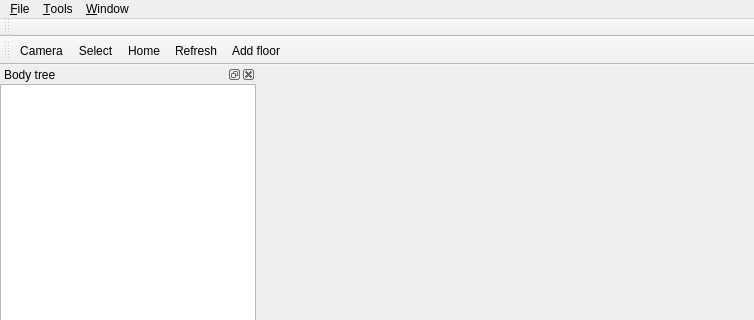
Before: the Qt Designer form include/hpp/gui/ui/mainwindow.ui in humanoid-path-planner/hpp-gui, drawn with Qt 5; both pictures show x 0 to 754 and y 0 to 320 of the 754 by 728 pixel window.
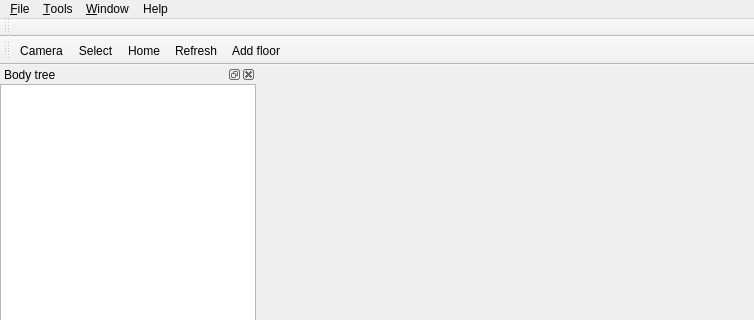
After: the same form once the commit is applied. Icons and pictures are not drawn.

Commit message: Add about dialog

The edit to the form file:
```diff
--- a/include/hpp/gui/ui/mainwindow.ui
+++ b/include/hpp/gui/ui/mainwindow.ui
@@ -67,9 +67,16 @@
     <addaction name="actionRefresh"/>
     <addaction name="actionPlugins"/>
    </widget>
+   <widget class="QMenu" name="menuHelp">
+    <property name="title">
+     <string>Help</string>
+    </property>
+    <addaction name="actionAbout"/>
+   </widget>
    <addaction name="menuFile"/>
    <addaction name="menuTools"/>
    <addaction name="menuWindow"/>
+   <addaction name="menuHelp"/>
   </widget>
   <widget class="QToolBar" name="mainToolBar">
    <property name="windowTitle">
```
Left out of the diff: 5 changed lines with no effect on the pictures. The commit also changes 2 other files.
